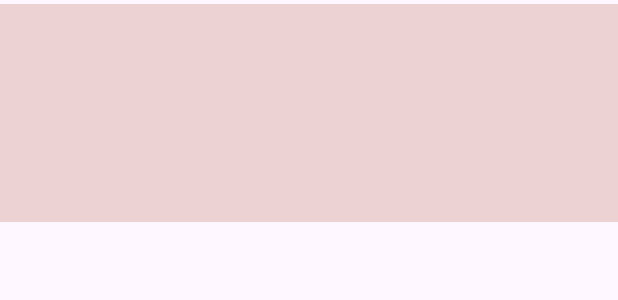
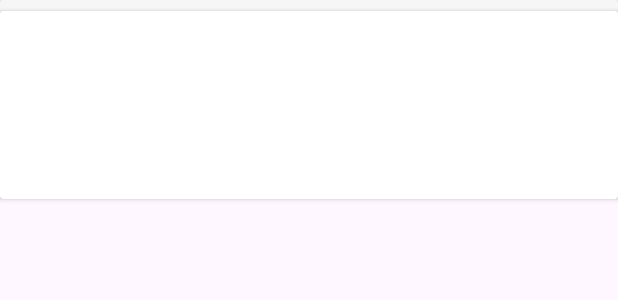
Before and after one commit to hekai97/AndroidProject, an Android app: the layout recycler_view_item.xml on its own in the app's theme, with its tools: preview values and no code run, on a phone screen of 412 x 824 dp. Shown: the top 300 px of the screen. Run offline under Robolectric (Android 15) with nearby library versions, the light colour scheme and no system bars.

```diff
--- a/app/src/main/java/com/hekai/androidproject/entites/Posts.kt
+++ b/app/src/main/java/com/hekai/androidproject/entites/Posts.kt
@@ -1,5 +1,7 @@
 package com.hekai.androidproject.entites
 import com.squareup.moshi.Json
+import java.io.Serializable
+
 data class Posts (
     @Json(name = "pid")var pid: Int?,
     @Json(name = "publishUserId")var PublishUserId: Int?,
@@ -13,4 +15,4 @@ data class Posts (
     @Json(name = "publishUpdateTime")var PublishUpdateTime: String,
     @Json(name = "publishReadCount")var PublishReadCount: Int?,
     @Json(name = "publishLikeNumber")var PublishLikeNumber: Int?
-)
+):Serializable
--- a/app/src/main/res/layout/app_bar_layout.xml
+++ b/app/src/main/res/layout/app_bar_layout.xml
@@ -1,6 +1,6 @@
 <?xml version="1.0" encoding="utf-8"?>
-<androidx.coordinatorlayout.widget.CoordinatorLayout xmlns:app="http://schemas.android.com/apk/res-auto"
-    xmlns:android="http://schemas.android.com/apk/res/android"
+<androidx.coordinatorlayout.widget.CoordinatorLayout xmlns:android="http://schemas.android.com/apk/res/android"
+    xmlns:app="http://schemas.android.com/apk/res-auto"
     xmlns:tools="http://schemas.android.com/tools"
     android:layout_width="match_parent"
     android:layout_height="match_parent"
--- a/app/src/main/res/layout/recycler_view_item.xml
+++ b/app/src/main/res/layout/recycler_view_item.xml
@@ -9,19 +9,27 @@
             type="com.hekai.androidproject.entites.Posts" />
     </data>
 
-    <androidx.constraintlayout.widget.ConstraintLayout
+    <androidx.cardview.widget.CardView
         android:layout_width="match_parent"
         android:layout_height="wrap_content"
-        android:layout_marginTop="@dimen/list_item_margin_to_top_and_bottom"
-        android:layout_marginBottom="@dimen/list_item_margin_to_top_and_bottom"
-        android:background="#ECD2D2"
-        android:paddingTop="10dp"
-        android:paddingBottom="10dp">
+        app:cardBackgroundColor="#F6F6F6">
+
+        <androidx.cardview.widget.CardView
+            android:layout_width="match_parent"
+            android:layout_height="wrap_content"
+            android:layout_marginTop="@dimen/list_item_margin_to_top_and_bottom">
+
+            <androidx.constraintlayout.widget.ConstraintLayout
+                android:id="@+id/post_item"
+                android:layout_width="match_parent"
+                android:layout_height="wrap_content">
 
                 <TextView
                     android:id="@+id/textView"
                     android:layout_width="0dp"
                     android:layout_height="wrap_content"
+                    android:layout_marginLeft="@dimen/text_to_border"
+                    android:layout_marginRight="@dimen/text_to_border"
                     android:text="@{post.publishTitle}"
                     android:textSize="@dimen/title_text_size"
                     android:textStyle="bold"
@@ -39,7 +47,7 @@
                     app:layout_constraintBottom_toBottomOf="@+id/imageView"
                     app:layout_constraintStart_toEndOf="@+id/imageView"
                     app:layout_constraintTop_toTopOf="@+id/imageView"
-            app:layout_constraintVertical_bias="0.0" />
+                    app:layout_constraintVertical_bias="0.5" />
 
                 <com.google.android.material.imageview.ShapeableImageView
                     android:id="@+id/imageView"
@@ -56,7 +64,9 @@
                     android:id="@+id/textView4"
                     android:layout_width="0dp"
                     android:layout_height="wrap_content"
+                    android:layout_marginLeft="@dimen/text_to_border"
                     android:layout_marginTop="8dp"
+                    android:layout_marginRight="@dimen/text_to_border"
                     android:text="@{post.publishDescription}"
                     app:layout_constraintEnd_toEndOf="parent"
                     app:layout_constraintStart_toStartOf="parent"
@@ -82,4 +92,6 @@
                     app:layout_constraintStart_toEndOf="@+id/textView5"
                     app:layout_constraintTop_toTopOf="@+id/textView5" />
             </androidx.constraintlayout.widget.ConstraintLayout>
+        </androidx.cardview.widget.CardView>
+    </androidx.cardview.widget.CardView>
 </layout>
--- a/app/src/main/res/values/colors.xml
+++ b/app/src/main/res/values/colors.xml
@@ -7,4 +7,7 @@
     <color name="teal_700">#FF018786</color>
     <color name="black">#FF000000</color>
     <color name="white">#FFFFFFFF</color>
+
+    <color name="blue1">#1D9BF0</color>
+    <color name="blue2">#77C3F5</color>
 </resources>
--- a/app/src/main/res/values/dimens.xml
+++ b/app/src/main/res/values/dimens.xml
@@ -1,5 +1,6 @@
 <?xml version="1.0" encoding="utf-8"?>
 <resources>
-    <dimen name="list_item_margin_to_top_and_bottom">2.5dp</dimen>
+    <dimen name="list_item_margin_to_top_and_bottom">7.5dp</dimen>
     <dimen name="title_text_size">24sp</dimen>
+    <dimen name="text_to_border">10dp</dimen>
 </resources>
--- a/app/src/main/res/values/themes.xml
+++ b/app/src/main/res/values/themes.xml
@@ -2,8 +2,8 @@
     <!-- Base application theme. -->
     <style name="Theme.AndroidProject" parent="Theme.Material3.DayNight.NoActionBar">
         <!-- Primary brand color. -->
-        <item name="colorPrimary">@color/purple_500</item>
-        <item name="colorPrimaryVariant">@color/purple_700</item>
+        <item name="colorPrimary">@color/white</item>
+        <item name="colorPrimaryVariant">@color/white</item>
         <item name="colorOnPrimary">@color/white</item>
         <!-- Secondary brand color. -->
         <item name="colorSecondary">@color/teal_200</item>
@@ -11,6 +11,7 @@
         <item name="colorOnSecondary">@color/black</item>
         <!-- Status bar color. -->
         <item name="android:statusBarColor" tools:targetApi="l">?attr/colorPrimaryVariant</item>
+        <item name="android:windowLightStatusBar">true</item>
         <!-- Customize your theme here. -->
     </style>
 
```
Also changed, not shown: app/src/main/AndroidManifest.xml (+8 -3 lines), app/src/main/java/com/hekai/androidproject/adapters/MainPageRecycleViewAdapter.kt (+21 -16 lines), app/src/main/java/com/hekai/androidproject/entites/Contents.kt (added, +9 -0 lines), app/src/main/java/com/hekai/androidproject/fragments/HomeFragment.kt (+7 -1 lines), app/src/main/java/com/hekai/androidproject/network/NetWorkPosts.kt (+7 -3 lines), app/src/main/java/com/hekai/androidproject/otheractivity/ContentActivity.kt (added, +36 -0 lines), app/src/main/java/com/hekai/androidproject/viewmodels/ContentActivityViewModel.kt (added, +35 -0 lines), app/src/main/res/drawable/ic_baseline_arrow_back_24.xml (added, +11 -0 lines), app/src/main/res/drawable/ic_baseline_share_24.xml (added, +10 -0 lines), app/src/main/res/layout/activity_content.xml (added, +127 -0 lines), app/src/main/res/menu/share_menu.xml (added, +11 -0 lines). Lines whose indentation alone changed are shown as unchanged.
